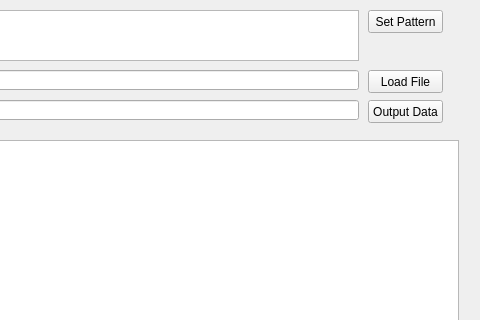
scadam526/TExtractor, file sample.ui: the form before one commit; both pictures show x 102 to 582 and y 0 to 320 of the 582 by 684 pixel window.
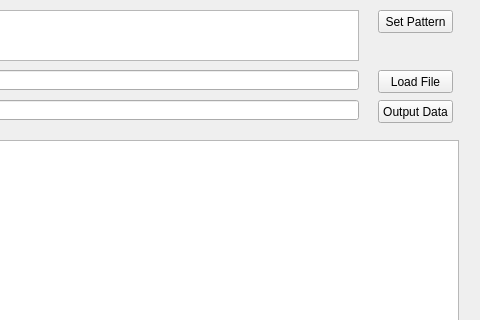
The form after the commit.

Commit message: Some cleanup for input display handling

The edit to the form file:
```diff
--- a/sample.ui
+++ b/sample.ui
@@ -20,7 +20,7 @@
    <widget class="QPushButton" name="setPatternButton">
     <property name="geometry">
      <rect>
-      <x>470</x>
+      <x>480</x>
       <y>10</y>
       <width>75</width>
       <height>23</height>
@@ -95,7 +95,7 @@
    <widget class="QPushButton" name="loadInputFile">
     <property name="geometry">
      <rect>
-      <x>470</x>
+      <x>480</x>
       <y>70</y>
       <width>75</width>
       <height>23</height>
@@ -108,7 +108,7 @@
    <widget class="QPushButton" name="processDataButton">
     <property name="geometry">
      <rect>
-      <x>470</x>
+      <x>480</x>
       <y>100</y>
       <width>75</width>
       <height>23</height>
```
The commit also changes 2 other files.
